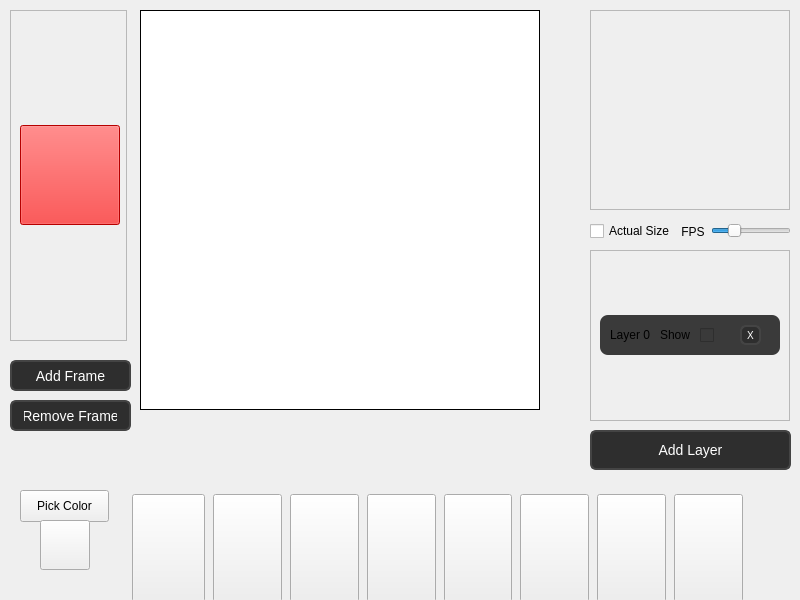
Old version of the form mainwindow.ui in the repository ElijahTolton/SpriteSmith.
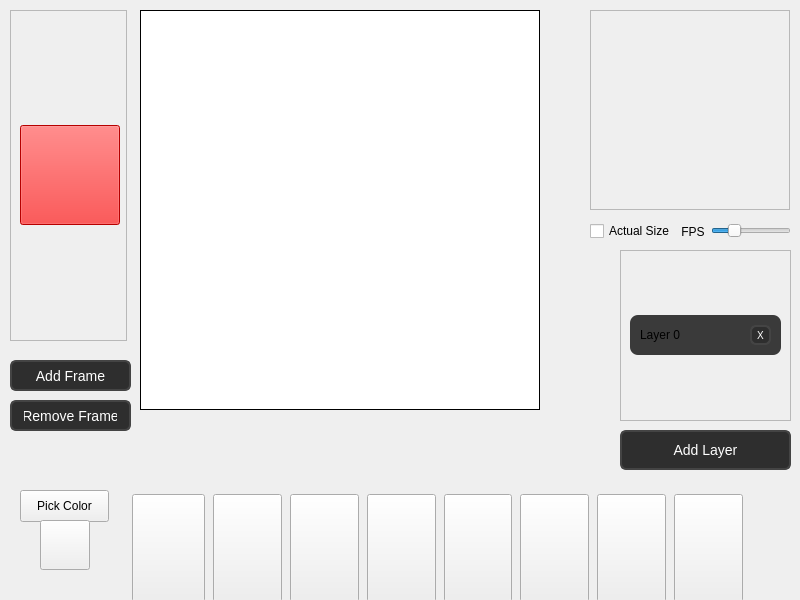
New version of the form. Custom widgets are drawn as their Qt base class.

Commit message: Added LayerView and connected to mainwindow.cpp

What changed in the file:
```diff
--- a/mainwindow.ui
+++ b/mainwindow.ui
@@ -218,9 +218,9 @@
    <widget class="QPushButton" name="addLayer">
     <property name="geometry">
      <rect>
-      <x>590</x>
+      <x>620</x>
       <y>430</y>
-      <width>201</width>
+      <width>171</width>
       <height>40</height>
      </rect>
     </property>
@@ -258,9 +258,9 @@
    <widget class="QScrollArea" name="scrollAreaLayer">
     <property name="geometry">
      <rect>
-      <x>590</x>
+      <x>620</x>
       <y>250</y>
-      <width>200</width>
+      <width>171</width>
       <height>171</height>
      </rect>
     </property>
@@ -275,10 +275,16 @@
       <rect>
        <x>0</x>
        <y>0</y>
-       <width>198</width>
+       <width>169</width>
        <height>169</height>
       </rect>
      </property>
+     <property name="acceptDrops">
+      <bool>false</bool>
+     </property>
+     <property name="styleSheet">
+      <string notr="true"/>
+     </property>
      <layout class="QVBoxLayout" name="verticalLayout">
       <item>
        <layout class="QVBoxLayout" name="layerView">
@@ -286,7 +292,7 @@
          <widget class="QWidget" name="layerWidget" native="true">
           <property name="minimumSize">
            <size>
-            <width>150</width>
+            <width>50</width>
             <height>40</height>
            </size>
           </property>
@@ -328,7 +334,7 @@
           <widget class="QPushButton" name="deleteLayer">
            <property name="geometry">
             <rect>
-             <x>140</x>
+             <x>120</x>
              <y>10</y>
              <width>21</width>
              <height>20</height>
@@ -364,32 +370,6 @@
             <string>X</string>
            </property>
           </widget>
-          <widget class="QCheckBox" name="layerCheckBox">
-           <property name="geometry">
-            <rect>
-             <x>100</x>
-             <y>10</y>
-             <width>16</width>
-             <height>20</height>
-            </rect>
-           </property>
-           <property name="text">
-            <string/>
-           </property>
-          </widget>
-          <widget class="QLabel" name="showLayer">
-           <property name="geometry">
-            <rect>
-             <x>60</x>
-             <y>10</y>
-             <width>31</width>
-             <height>20</height>
-            </rect>
-           </property>
-           <property name="text">
-            <string>Show</string>
-           </property>
-          </widget>
          </widget>
         </item>
        </layout>
@@ -660,6 +640,12 @@
    <extends>QPushButton</extends>
    <header>frameview.h</header>
   </customwidget>
+  <customwidget>
+   <class>LayerView</class>
+   <extends>QWidget</extends>
+   <header>layerview.h</header>
+   <container>1</container>
+  </customwidget>
  </customwidgets>
  <resources/>
  <connections/>
```
Left out of the diff: 6 changed lines with no effect on the pictures. The commit also changes 5 other files.
